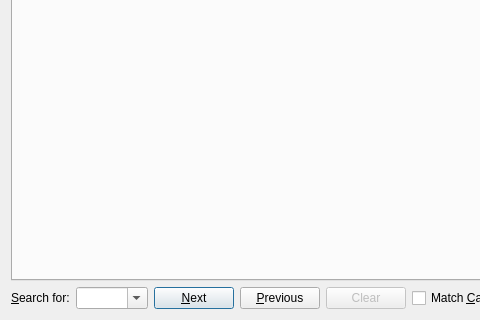
Old version of the form src/qtgui/preview.ui in the repository alberti42/recoll-macos; both pictures show x 0 to 480 and y 112 to 432 of the 777 by 432 pixel window.
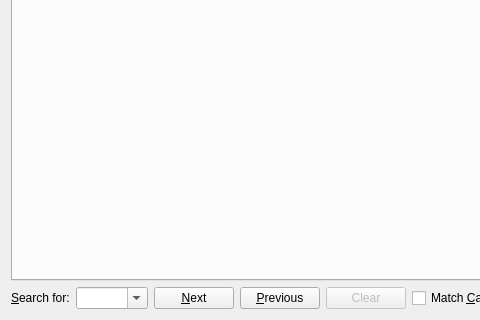
New version of the form. Icons and pictures are not drawn.

Commit message: Make the preview window more dynamic - Added Webkit and Webengine implementations of the preview. Disabled for now because of   uncontrolled network accesses, esp. for webengine. cleaned up the qtextbrowser implementation. - Make the preview window a widget not dialog so that it can be hidden by the main window. - Restyle the preview if possible when the preferences change. - reslist header css: allow separating the common and user custom parts - preview_plaintorich: if webkit or webengine are used, use css to set the font.

What changed in the file:
```diff
--- a/src/qtgui/preview.ui
+++ b/src/qtgui/preview.ui
@@ -1,7 +1,7 @@
 <?xml version="1.0" encoding="UTF-8"?>
 <ui version="4.0">
  <class>Preview</class>
- <widget class="QDialog" name="Preview">
+ <widget class="QWidget" name="Preview">
   <property name="geometry">
    <rect>
     <x>0</x>
```
The commit also changes 7 other files.
